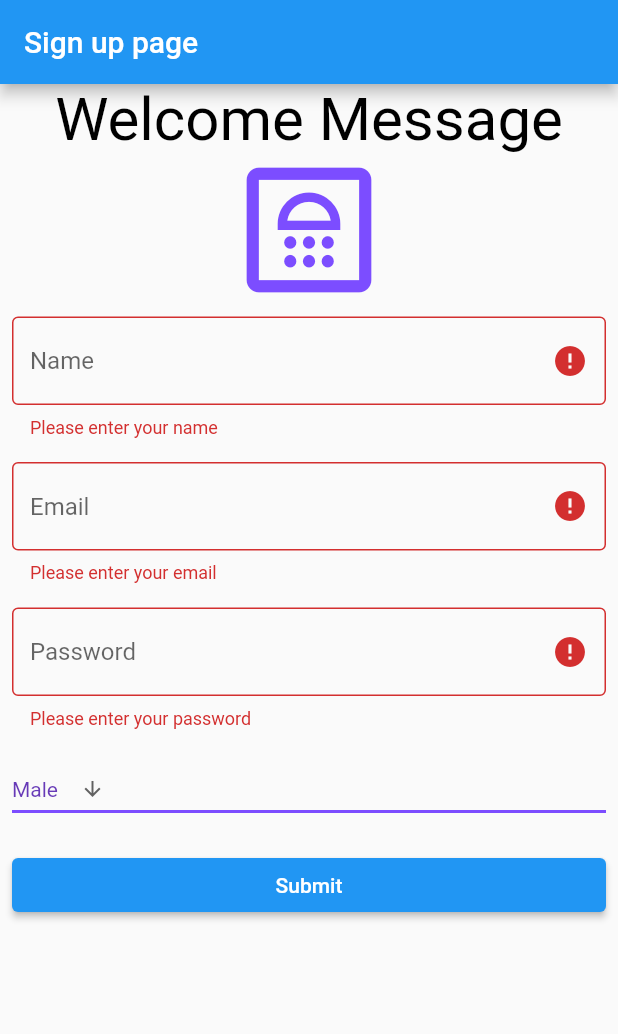
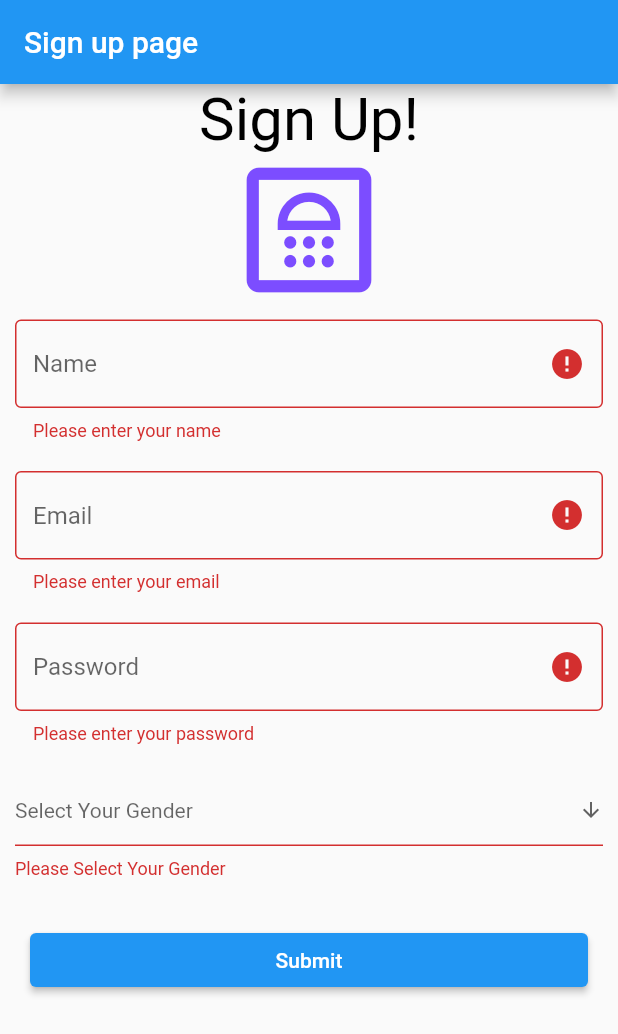
Before and after one commit to AmeerulH/sign-up-flutter, a Flutter app: the screen it shows after launch, after a tap on "Submit", on a phone screen of 412 x 824 dp. Shown: the top 1034 px of the screen. Run offline on Flutter 3.47's test engine with Material 2 defaults, Android fonts, the phone set to English and light mode, and no system bars; missing offline and left inert: localstore.

Commit message:
added localstorage

```diff
--- a/sign_up_flutter/lib/main.dart
+++ b/sign_up_flutter/lib/main.dart
@@ -1,6 +1,12 @@
+import 'dart:async';
+
+import 'package:flutter/foundation.dart';
 import 'package:flutter/material.dart';
+import 'package:sign_up_flutter/home.dart';
+import 'package:localstore/localstore.dart';
 
 void main() {
+  WidgetsFlutterBinding.ensureInitialized();
   runApp(const MyApp());
 }
 
@@ -24,10 +30,37 @@ class MyHomePage extends StatefulWidget {
 
 class _MyHomePageState extends State<MyHomePage> {
   final GlobalKey<FormState> _formKey = GlobalKey<FormState>();
-  String dropdownValue = 'Male';
+  // ignore: prefer_typing_uninitialized_variables
+  var dropdownValue;
+  final genderTypes = ['Male', 'Female', 'Others'];
   String Name = '';
   String Email = '';
   String Password = '';
+  final _db = Localstore.instance;
+  final _items = <String, User>{};
+  StreamSubscription<Map<String, dynamic>>? _subscription;
+
+  @override
+  void initState() {
+    /*
+    _db.collection('todos').get().then((value) {
+      setState(() {
+        value?.entries.forEach((element) {
+          final item = Todo.fromMap(element.value);
+          _items.putIfAbsent(item.id, () => item);
+        });
+      });
+    });
+    */
+    _subscription = _db.collection('users').stream.listen((event) {
+      setState(() {
+        final item = User.fromMap(event);
+        _items.putIfAbsent(item.id, () => item);
+      });
+    });
+    if (kIsWeb) _db.collection('users').stream.asBroadcastStream();
+    super.initState();
+  }
 
   @override
   Widget build(BuildContext context) {
@@ -38,7 +71,7 @@ class _MyHomePageState extends State<MyHomePage> {
             child: ListView(
               children: <Widget>[
                 const Text(
-                  'Welcome Message',
+                  'Sign Up!',
                   style: TextStyle(
                     fontSize: 40,
                     color: Colors.black,
@@ -51,7 +84,7 @@ class _MyHomePageState extends State<MyHomePage> {
                   color: Colors.deepPurpleAccent,
                 ),
                 Container(
-                  padding: const EdgeInsets.all(8),
+                  padding: const EdgeInsets.all(10),
                   child: TextFormField(
                     decoration: const InputDecoration(
                       hintText: 'Name',
@@ -74,7 +107,7 @@ class _MyHomePageState extends State<MyHomePage> {
                   ),
                 ),
                 Container(
-                  padding: const EdgeInsets.all(8),
+                  padding: const EdgeInsets.all(10),
                   child: TextFormField(
                     decoration: const InputDecoration(
                       hintText: 'Email',
@@ -86,6 +119,10 @@ class _MyHomePageState extends State<MyHomePage> {
                     validator: (String? value) {
                       if (value == null || value.isEmpty) {
                         return 'Please enter your email';
+                      } else if (value.isEmpty ||
+                          !RegExp(r"^[a-zA-Z0-9.a-zA-Z0-9.!#$%&'*+-/=?^_`{|}~]+@[a-zA-Z0-9]+\.[a-zA-Z]+")
+                              .hasMatch(value)) {
+                        return 'Enter a valid email!';
                       }
                       return null;
                     },
@@ -97,7 +134,7 @@ class _MyHomePageState extends State<MyHomePage> {
                   ),
                 ),
                 Container(
-                  padding: const EdgeInsets.all(8),
+                  padding: const EdgeInsets.all(10),
                   child: TextFormField(
                     decoration: const InputDecoration(
                       hintText: 'Password',
@@ -117,36 +154,36 @@ class _MyHomePageState extends State<MyHomePage> {
                         Password = value!;
                       });
                     },
+                    obscureText: true,
                   ),
                 ),
                 Container(
-                  padding: const EdgeInsets.all(8),
-                  child: DropdownButton(
+                  padding: const EdgeInsets.all(10),
+                  child: DropdownButtonFormField(
+                    validator: (value) =>
+                        value == null ? 'Please Select Your Gender' : null,
+                    isExpanded: true,
                     value: dropdownValue,
                     icon: const Icon(Icons.arrow_downward),
                     iconSize: 16,
                     elevation: 16,
                     style: const TextStyle(color: Colors.deepPurple),
-                    underline: Container(
-                      height: 2,
-                      color: Colors.deepPurpleAccent,
-                    ),
-                    onChanged: (String? newValue) {
+                    hint: const Text('Select Your Gender'),
+                    items: genderTypes.map((String value) {
+                      return DropdownMenuItem(
+                        value: value,
+                        child: Text(value),
+                      );
+                    }).toList(),
+                    onChanged: (newValue) {
                       setState(() {
                         dropdownValue = newValue!;
                       });
                     },
-                    items: <String>['Male', 'Female', 'Others', 'Free']
-                        .map<DropdownMenuItem<String>>((String value) {
-                      return DropdownMenuItem<String>(
-                        value: value,
-                        child: Text(value),
-                      );
-                    }).toList(),
                   ),
                 ),
                 Container(
-                  padding: const EdgeInsets.all(8),
+                  padding: const EdgeInsets.all(20),
                   child: ElevatedButton(
                     child: const Text('Submit'),
                     onPressed: () {
@@ -156,6 +193,26 @@ class _MyHomePageState extends State<MyHomePage> {
                             content: Text('Successfully Signed Up!'),
                           ),
                         );
+                        final id =
+                            Localstore.instance.collection('users').doc().id;
+                        final item = User(
+                          id: id,
+                          name: Name,
+                          email: Email,
+                          password: Password,
+                        );
+                        item.save();
+                        _items.putIfAbsent(item.id, () => item);
+                        // ignore: avoid_print
+                        _items.forEach((key, value) {
+                          print(value.name);
+                        });
+                        Navigator.push(
+                          context,
+                          MaterialPageRoute(
+                              builder: (context) =>
+                                  const NewPage(title: 'hello')),
+                        );
                       }
                     },
                   ),
@@ -164,3 +221,47 @@ class _MyHomePageState extends State<MyHomePage> {
             )));
   }
 }
+
+/// Data Users
+class User {
+  final String id;
+  String name;
+  String email;
+  String password;
+
+  User({
+    required this.id,
+    required this.name,
+    required this.email,
+    required this.password,
+  });
+
+  Map<String, dynamic> toMap() {
+    return {
+      'id': id,
+      'name': name,
+      'email': email,
+      'password': password,
+    };
+  }
+
+  factory User.fromMap(Map<String, dynamic> map) {
+    return User(
+        id: map['id'],
+        name: map['name'],
+        email: map['email'],
+        password: map['password']);
+  }
+}
+
+extension ExtTodo on User {
+  Future save() async {
+    final _db = Localstore.instance;
+    return _db.collection('users').doc(id).set(toMap());
+  }
+
+  Future delete() async {
+    final _db = Localstore.instance;
+    return _db.collection('users').doc(id).delete();
+  }
+}
--- a/sign_up_flutter/pubspec.yaml
+++ b/sign_up_flutter/pubspec.yaml
@@ -34,6 +34,7 @@ dependencies:
   # The following adds the Cupertino Icons font to your application.
   # Use with the CupertinoIcons class for iOS style icons.
   cupertino_icons: ^1.0.2
+  localstore: ^1.2.0
 
 dev_dependencies:
   flutter_test:
```
Also changed, not shown: sign_up_flutter/lib/home.dart (added, +44 -0 lines), sign_up_flutter/pubspec.lock.
